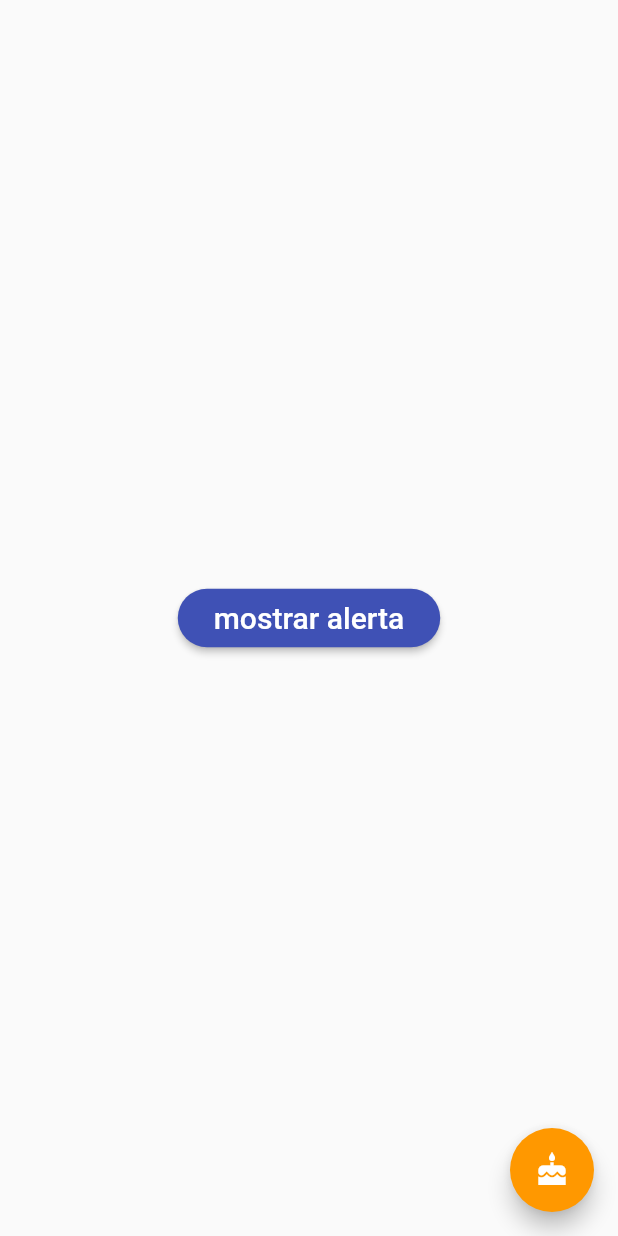
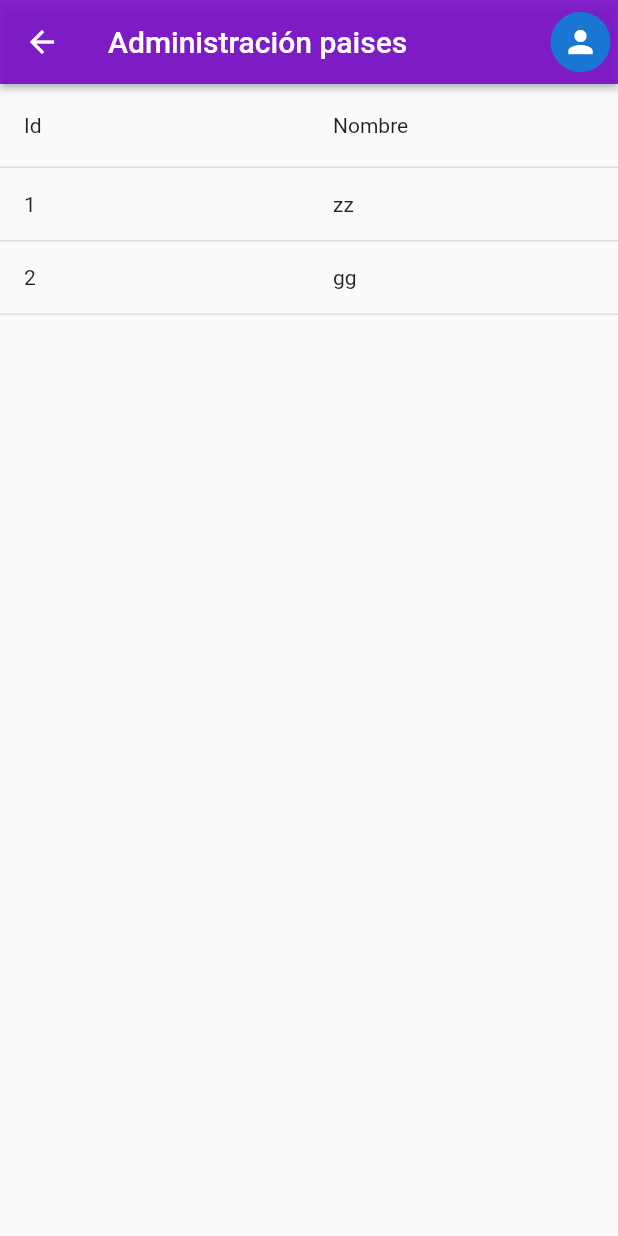
Before and after one commit to gjescuderoamodeo/tourboost_app, a Flutter app: the screen it shows after launch, after a tap on "Administración Paises", on a phone screen of 412 x 824 dp. Run offline on Flutter 3.47's test engine with Material 2 defaults, Android fonts, the light colour scheme and no system bars; drawn by our look-alikes of syncfusion_flutter_datagrid; our stand-ins replace flutter_secure_storage, fluttertoast, google_fonts, google_maps_flutter, permission_handler; missing offline and left inert: dart:ffi.

Commit message:
Add admin_pais_screen

```diff
--- a/lib/router/app_routes.dart
+++ b/lib/router/app_routes.dart
@@ -43,6 +43,11 @@ class AppRoutes {
         name: 'admin hotel Screen',
         screen: AdminHotelScreen(),
         icon: Icons.roofing),
+    MenuOption(
+        route: 'adminpais',
+        name: 'admin pais Screen',
+        screen: AdminPaisScreen(),
+        icon: Icons.roofing),
   ];
 
   static Map<String, Widget Function(BuildContext)> getAppRoutes() {
--- /dev/null
+++ b/lib/screens/admin_pais_screen.dart
@@ -0,0 +1,281 @@
+import 'package:flutter/material.dart';
+import 'package:syncfusion_flutter_datagrid/datagrid.dart';
+import 'package:tourboost_app/screens/screens.dart';
+import 'package:tourboost_app/services/services.dart';
+import 'package:tourboost_app/theme/app_theme.dart';
+
+class AdminPaisScreen extends StatefulWidget {
+  const AdminPaisScreen({super.key});
+
+  @override
+  State<AdminPaisScreen> createState() => _AdminPaisScreenState();
+}
+
+class _AdminPaisScreenState extends State<AdminPaisScreen> {
+  //variable menú desplegable
+  SampleItem? selectedMenu;
+
+  final _formKey = GlobalKey<FormState>();
+  final _nombreController = TextEditingController();
+
+  final List<Map<String, dynamic>> data = [
+    {
+      "id": "1",
+      "nombre": "zz",
+    },
+    {
+      "id": "2",
+      "nombre": "gg",
+    }
+  ];
+
+  @override
+  Widget build(BuildContext context) {
+    final List<Pais> paises = data.map((paisData) {
+      return Pais(
+        id: paisData['id'],
+        name: paisData['nombre'],
+      );
+    }).toList();
+
+    return Scaffold(
+      appBar: AppBar(
+        elevation: 2,
+        title: const Text("Administración paises"),
+        actions: [
+          Container(
+            margin: const EdgeInsets.only(right: 5),
+            child: CircleAvatar(
+              child: PopupMenuButton<SampleItem>(
+                initialValue: selectedMenu,
+                onSelected: (SampleItem item) {
+                  setState(() {
+                    selectedMenu = item;
+                  });
+
+                  //navegar a la pantalla de Configuración
+                  if (item == SampleItem.itemOne) {
+                    Navigator.pushNamed(context, 'configuracion');
+                  }
+                  //logout
+                  if (item == SampleItem.itemThree) {
+                    final AuthService authService = AuthService();
+                    authService.logout();
+
+                    Navigator.pushNamed(context, 'login');
+                  }
+                },
+                icon: const Icon(Icons.person),
+                itemBuilder: (BuildContext context) =>
+                    <PopupMenuEntry<SampleItem>>[
+                  PopupMenuItem<SampleItem>(
+                    value: SampleItem.itemOne,
+                    child: Row(
+                      children: const [
+                        Text('Configuración'),
+                        SizedBox(width: 20),
+                        Icon(Icons.build_rounded, color: Colors.black)
+                      ],
+                    ),
+                  ),
+                  const PopupMenuItem<SampleItem>(
+                    value: SampleItem.itemTwo,
+                    child: Text('Item 2'),
+                  ),
+                  PopupMenuItem<SampleItem>(
+                    value: SampleItem.itemThree,
+                    child: Row(
+                      children: const [
+                        Text('Cerrar Sesión'),
+                        SizedBox(width: 20),
+                        Icon(Icons.exit_to_app, color: Colors.black)
+                      ],
+                    ),
+                  ),
+                ],
+              ),
+            ),
+          )
+        ],
+      ),
+      body: SfDataGrid(
+        columnWidthMode: ColumnWidthMode.fill,
+        allowSwiping: true,
+        swipeMaxOffset: 100,
+        //footer
+        footerFrozenRowsCount: 1,
+        footer: GestureDetector(
+          onTap: () {
+            showDialog(
+              context: context,
+              builder: (BuildContext context) {
+                return AlertDialog(
+                  title: const Text('Crear nuevo pais'),
+                  content: Form(
+                    key: _formKey,
+                    child: Column(
+                      mainAxisSize: MainAxisSize.min,
+                      children: [
+                        TextFormField(
+                          controller: _nombreController,
+                          decoration: InputDecoration(labelText: 'Nombre'),
+                          validator: (value) {
+                            if (value!.isEmpty) {
+                              return 'Por favor, ingrese el nombre';
+                            }
+                            return null;
+                          },
+                        ),
+                      ],
+                    ),
+                  ),
+                  actions: [
+                    TextButton(
+                      child: Text('OK'),
+                      onPressed: () {
+                        if (_formKey.currentState!.validate()) {
+                          final nuevoPais = {
+                            'id': '23',
+                            'nombre': _nombreController.text,
+                          };
+                          setState(() {
+                            //print(nuevoPais);
+                            data.add(nuevoPais);
+                          });
+                        }
+                      },
+                    ),
+                  ],
+                );
+              },
+            );
+          },
+          child: Container(
+            color: AppTheme.secundary,
+            child: const Center(
+                child: Text(
+              'Crear nuevo pais',
+              style:
+                  TextStyle(fontWeight: FontWeight.bold, color: Colors.white),
+            )),
+          ),
+        ),
+        //
+        endSwipeActionsBuilder:
+            (BuildContext context, DataGridRow row, int rowIndex) {
+          return GestureDetector(
+            onTap: () {
+              //Navigator.pushNamed(context,
+              //    'alert'); // <---- esta línea para navegar a la página 'alert'
+              setState(() {
+                data.removeAt(rowIndex);
+              });
+            },
+            child: Container(
+              color: Colors.redAccent, // <---- cambia el color a rojo
+              child: const Center(
+                child: Icon(Icons.delete), // <---- cambia el icono a borrar
+              ),
+            ),
+          );
+        },
+        //al desplazarse al otro lado
+        startSwipeActionsBuilder:
+            (BuildContext context, DataGridRow row, int rowIndex) {
+          return GestureDetector(
+            onTap: () {
+              //Navigator.pushNamed(
+              //    context, 'card'); // <----navegar a la página 'alert'
+              print(data[rowIndex]['id']);
+            },
+            child: Container(
+              color: const Color.fromARGB(255, 134, 139, 133),
+              child: const Center(
+                child: Icon(Icons.settings),
+              ),
+            ),
+          );
+        },
+        columns: <GridColumn>[
+          GridColumn(
+            columnName: 'id',
+            label: Container(
+              padding: const EdgeInsets.symmetric(horizontal: 16.0),
+              alignment: Alignment.centerLeft,
+              child: const Text(
+                'Id',
+                overflow: TextOverflow.ellipsis,
+              ),
+            ),
+          ),
+          GridColumn(
+            columnName: 'nombre',
+            label: Container(
+              padding: const EdgeInsets.symmetric(horizontal: 16.0),
+              alignment: Alignment.centerLeft,
+              child: const Text(
+                'Nombre',
+                overflow: TextOverflow.ellipsis,
+              ),
+            ),
+          ),
+        ],
+        source: PaisDataSource(
+          paises: paises,
+        ),
+      ),
+    );
+  }
+}
+
+class Pais {
+  const Pais({
+    required this.id,
+    required this.name,
+  });
+
+  final String id;
+  final String name;
+}
+
+class PaisDataSource extends DataGridSource {
+  PaisDataSource({required List<Pais> paises}) {
+    dataGridRows = paises
+        .map<DataGridRow>((dataGridRow) => DataGridRow(cells: [
+              DataGridCell<String>(
+                columnName: 'id',
+                value: dataGridRow.id,
+              ),
+              DataGridCell<String>(
+                columnName: 'nombre',
+                value: dataGridRow.name,
+              ),
+            ]))
+        .toList();
+  }
+
+  List<DataGridRow> dataGridRows = [];
+
+  @override
+  List<DataGridRow> get rows => dataGridRows;
+
+  @override
+  DataGridRowAdapter? buildRow(DataGridRow row) {
+    return DataGridRowAdapter(
+      cells: row.getCells().map<Widget>((dataGridCell) {
+        return Container(
+          alignment: Alignment.centerLeft,
+          padding: const EdgeInsets.symmetric(horizontal: 16.0),
+          child: Text(
+            dataGridCell.value.toString(),
+            overflow: TextOverflow.ellipsis,
+          ),
+        );
+      }).toList(),
+    );
+  }
+
+  void updateDataGridSource() {
+    notifyListeners();
+  }
+}
--- a/lib/screens/screens.dart
+++ b/lib/screens/screens.dart
@@ -7,3 +7,4 @@ export 'package:tourboost_app/screens/login_screen.dart';
 export 'package:tourboost_app/screens/registro_screen.dart';
 export 'package:tourboost_app/screens/configuracion_screen.dart';
 export 'package:tourboost_app/screens/admin_hotel_screen.dart';
+export 'package:tourboost_app/screens/admin_pais_screen.dart';
--- a/lib/widgets/card_table2.dart
+++ b/lib/widgets/card_table2.dart
@@ -22,7 +22,7 @@ class CardTable2 extends StatelessWidget {
             ),
             GestureDetector(
               onTap: () {
-                Navigator.pushNamed(context, '/adminPais');
+                Navigator.pushNamed(context, 'adminpais');
               },
               child: const _SigleCard(
                 color: Colors.pinkAccent,
```
